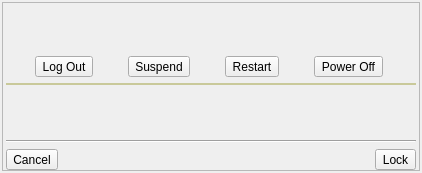
rodlie/draco, file src/desktop/SystemWindow.ui: the form before one commit.
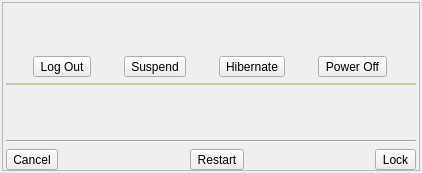
The form after the commit.

Commit message: support hibernate

The edit to the form file:
```diff
--- a/src/desktop/SystemWindow.ui
+++ b/src/desktop/SystemWindow.ui
@@ -95,9 +95,9 @@
          </widget>
         </item>
         <item>
-         <widget class="QToolButton" name="tool_restart">
+         <widget class="QToolButton" name="tool_hibernate">
           <property name="text">
-           <string>Restart</string>
+           <string>Hibernate</string>
           </property>
           <property name="iconSize">
            <size>
@@ -203,6 +203,35 @@
           </property>
          </spacer>
         </item>
+        <item>
+         <widget class="QToolButton" name="tool_restart">
+          <property name="text">
+           <string>Restart</string>
+          </property>
+          <property name="iconSize">
+           <size>
+            <width>32</width>
+            <height>32</height>
+           </size>
+          </property>
+          <property name="toolButtonStyle">
+           <enum>Qt::ToolButtonTextUnderIcon</enum>
+          </property>
+         </widget>
+        </item>
+        <item>
+         <spacer name="horizontalSpacer_2">
+          <property name="orientation">
+           <enum>Qt::Horizontal</enum>
+          </property>
+          <property name="sizeHint" stdset="0">
+           <size>
+            <width>40</width>
+            <height>20</height>
+           </size>
+          </property>
+         </spacer>
+        </item>
         <item>
          <widget class="QToolButton" name="push_lock">
           <property name="text">
```
The commit also changes 1 other file.
